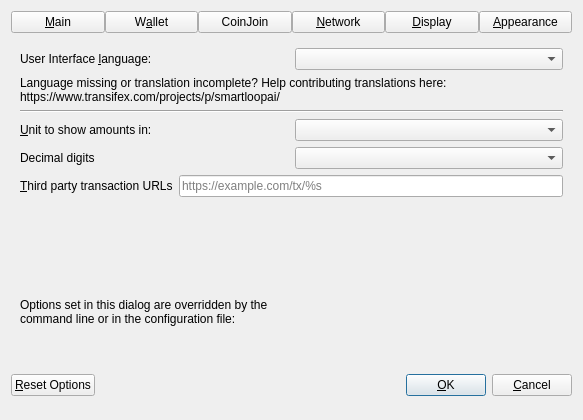
Qt form src/qt/forms/optionsdialog.ui (1NF1N18Y/smartloopfix) before a commit.
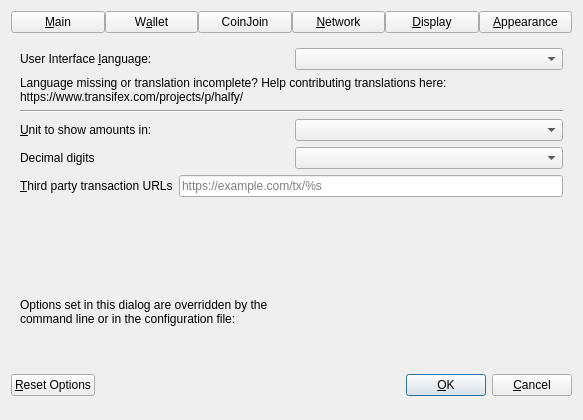
The same form after that commit. The open tabs and pages were chosen to show the change. Custom widgets are drawn as their Qt base class.

What changed in the file:
```diff
--- a/src/qt/forms/optionsdialog.ui
+++ b/src/qt/forms/optionsdialog.ui
@@ -941,7 +941,7 @@
          </property>
          <property name="text">
           <string>Language missing or translation incomplete? Help contributing translations here:
-https://www.transifex.com/projects/p/smartloopai/</string>
+https://www.transifex.com/projects/p/halfy/</string>
          </property>
          <property name="wordWrap">
           <bool>true</bool>
```
Left out of the diff: 8 changed lines with no effect on the pictures.
